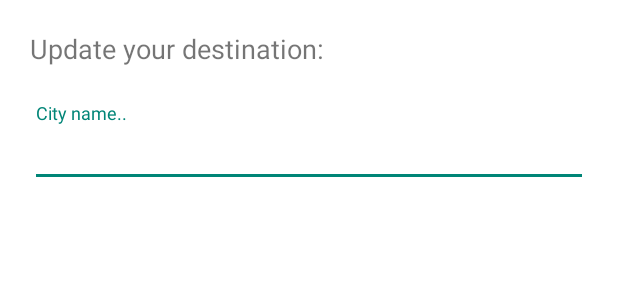
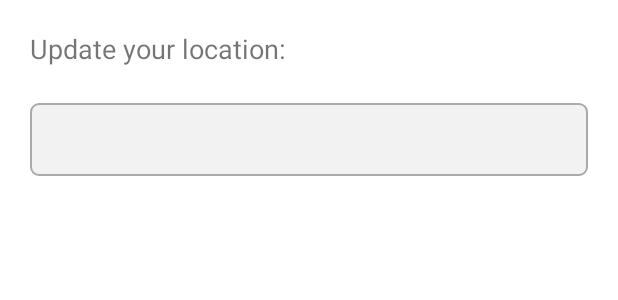
Before and after one commit to RamiAbuShaqra/Share-Rent, an Android app: the layout update_location_dialog.xml on its own in the app's theme, with its tools: preview values and no code run, on a phone screen of 412 x 824 dp. Shown: the top 300 px of the screen. Run offline under Robolectric (Android 15) with nearby library versions, the phone set to English and light mode, and no system bars.

Commit message:
Make the user select his location from a dropdown list

```diff
--- a/app/src/main/java/com/gmail/rami/abushaqra79/sharerent/MainActivity.java
+++ b/app/src/main/java/com/gmail/rami/abushaqra79/sharerent/MainActivity.java
@@ -99,7 +99,7 @@ public class MainActivity extends AppCompatActivity {
             editor.apply();
         }
 
-        String[] countryList = new String[]
+        String[] countriesList = new String[]
                 {"Select Country..", "Bahrain", "Egypt", "Jordan", "Kuwait", "Oman", "Qatar",
                         "Saudi Arabia", "United Arab Emirates"};
 
@@ -118,7 +118,7 @@ public class MainActivity extends AppCompatActivity {
         cities.setClickable(false);
 
         ArrayAdapter<String> countriesAdapter = new ArrayAdapter<>(this,
-                android.R.layout.simple_spinner_item, countryList);
+                android.R.layout.simple_spinner_item, countriesList);
         countriesAdapter.setDropDownViewResource(android.R.layout.simple_spinner_dropdown_item);
         countries.setAdapter(countriesAdapter);
 
--- a/app/src/main/res/layout/activity_choose_items.xml
+++ b/app/src/main/res/layout/activity_choose_items.xml
@@ -15,7 +15,8 @@
         android:layout_marginStart="30dp"
         android:layout_marginEnd="30dp"
         android:background="@drawable/text_entry_background"
-        android:padding="10dp" />
+        android:padding="10dp"
+        android:textSize="18sp"/>
 
     <LinearLayout
         android:layout_width="match_parent"
--- a/app/src/main/res/layout/activity_main.xml
+++ b/app/src/main/res/layout/activity_main.xml
@@ -65,8 +65,7 @@
                     android:backgroundTint="@android:color/transparent"
                     android:spinnerMode="dropdown"
                     android:background="@android:drawable/btn_dropdown"
-                    android:foreground="?android:attr/selectableItemBackground"
-                    android:hint="Choose Country"/>
+                    android:foreground="?android:attr/selectableItemBackground" />
 
             </LinearLayout>
 
@@ -99,8 +98,7 @@
                     android:backgroundTint="@android:color/transparent"
                     android:spinnerMode="dropdown"
                     android:background="@android:drawable/btn_dropdown"
-                    android:foreground="?android:attr/selectableItemBackground"
-                    android:hint="Choose City" />
+                    android:foreground="?android:attr/selectableItemBackground" />
 
             </LinearLayout>
 
--- a/app/src/main/res/layout/update_location_dialog.xml
+++ b/app/src/main/res/layout/update_location_dialog.xml
@@ -7,31 +7,32 @@
     <TextView
         android:layout_width="wrap_content"
         android:layout_height="wrap_content"
-        android:layout_marginStart="20dp"
-        android:layout_marginTop="20dp"
-        android:layout_marginEnd="20dp"
-        android:layout_marginBottom="20dp"
-        android:text="Update your destination:"
+        android:layout_margin="20dp"
+        android:text="Update your location:"
         android:textSize="18sp" />
 
-    <com.google.android.material.textfield.TextInputLayout
-        android:id="@+id/info_input_layout"
+    <FrameLayout
         android:layout_width="match_parent"
         android:layout_height="wrap_content"
         android:layout_marginStart="20dp"
         android:layout_marginEnd="20dp"
         android:layout_marginBottom="20dp"
-        android:layout_marginTop="4dp">
+        android:layout_marginTop="4dp"
+        android:background="@drawable/text_entry_background">
 
-        <com.google.android.material.textfield.TextInputEditText
-            android:id="@+id/update_info"
+        <Spinner
+            android:id="@+id/cities_list"
             android:layout_width="match_parent"
             android:layout_height="wrap_content"
-            android:textSize="18sp"
-            android:hint="City name.."
-            android:autofillHints="User location"
-            android:inputType="textCapWords"/>
+            android:paddingStart="0dp"
+            android:paddingEnd="5dp"
+            android:dropDownWidth="wrap_content"
+            android:inputType="text"
+            android:backgroundTint="@android:color/transparent"
+            android:spinnerMode="dropdown"
+            android:background="@android:drawable/btn_dropdown"
+            android:foreground="?android:attr/selectableItemBackground" />
 
-    </com.google.android.material.textfield.TextInputLayout>
+    </FrameLayout>
 
 </LinearLayout>
```
Also changed, not shown: app/src/main/java/com/gmail/rami/abushaqra79/sharerent/UserProfileActivity.java (+60 -8 lines).
